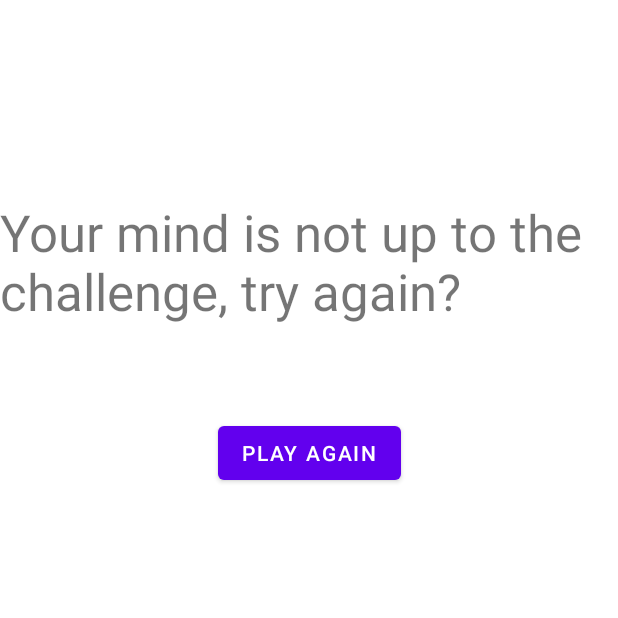
After one commit to namesEd/CMPS3390_22, an Android app: the EndGameActivity screen opened directly, with no data from a screen before it, on a phone screen of 412 x 824 dp, the top half of it. The commit adds this screen. Run offline under Robolectric (Android 15) with nearby library versions, the phone set to English and light mode, and no system bars.

Commit message:
Android Core Game Play Done

```diff
--- a/MindMaster/app/src/main/AndroidManifest.xml
+++ b/MindMaster/app/src/main/AndroidManifest.xml
@@ -9,6 +9,9 @@
         android:roundIcon="@mipmap/ic_launcher_round"
         android:supportsRtl="true"
         android:theme="@style/Theme.MindMaster">
+        <activity
+            android:name=".EndGameActivity"
+            android:exported="false" />
         <activity
             android:name=".GameActivity"
             android:exported="false" />
--- /dev/null
+++ b/MindMaster/app/src/main/java/a10/ekyles/mindmaster/EndGameActivity.java
@@ -0,0 +1,29 @@
+package a10.ekyles.mindmaster;
+
+import androidx.appcompat.app.AppCompatActivity;
+
+import android.content.Intent;
+import android.os.Bundle;
+import android.view.View;
+import android.widget.Button;
+import android.widget.TextView;
+
+public class EndGameActivity extends AppCompatActivity {
+
+    @Override
+    protected void onCreate(Bundle savedInstanceState) {
+        super.onCreate(savedInstanceState);
+        setContentView(R.layout.activity_end_game);
+        Intent intent = getIntent();
+        boolean win = intent.getBooleanExtra("win", false);
+        TextView textView = findViewById(R.id.txtMessage);
+        textView.setText(win? "You are a Mind Master!" : "Your mind is not up to the challenge, try again?");
+        Button btn = findViewById(R.id.btnPlayAgain);
+        btn.setOnClickListener(new View.OnClickListener() {
+            @Override
+            public void onClick(View view) {
+                finish();
+            }
+        });
+    }
+}
--- a/MindMaster/app/src/main/java/a10/ekyles/mindmaster/GameView.java
+++ b/MindMaster/app/src/main/java/a10/ekyles/mindmaster/GameView.java
@@ -17,7 +17,7 @@ public class GameView extends SurfaceView implements Runnable{
 
     public GameView(Context context, Point screenSize) {
         super(context);
-        board = new Board(screenSize, getResources());
+        board = new Board(screenSize, getResources(), (GameActivity)context);
     }
 
     @Override
--- a/MindMaster/app/src/main/java/a10/ekyles/mindmaster/Peg.java
+++ b/MindMaster/app/src/main/java/a10/ekyles/mindmaster/Peg.java
@@ -24,7 +24,7 @@ public class Peg {
         paints.get(0).setARGB(255, 50, 50, 50);     //0 Dark Grey
         paints.get(1).setARGB(255, 255, 0, 0);      //1 Red
         paints.get(2).setARGB(255, 0, 0, 255);      //2 Blue
-        paints.get(3).setARGB(255, 0, 255, 0);      //3 Green
+        paints.get(3).setARGB(255, 0, 102, 0);      //3 Green
         paints.get(4).setARGB(255, 255, 255, 0);    //4 Yellow
         paints.get(5).setARGB(255, 255, 165, 0);    //5 Orange
         this.radius = radius;
--- /dev/null
+++ b/MindMaster/app/src/main/res/layout/activity_end_game.xml
@@ -0,0 +1,31 @@
+<?xml version="1.0" encoding="utf-8"?>
+<androidx.constraintlayout.widget.ConstraintLayout xmlns:android="http://schemas.android.com/apk/res/android"
+    xmlns:app="http://schemas.android.com/apk/res-auto"
+    xmlns:tools="http://schemas.android.com/tools"
+    android:layout_width="match_parent"
+    android:layout_height="match_parent"
+    tools:context=".EndGameActivity">
+
+    <TextView
+        android:id="@+id/txtMessage"
+        android:layout_width="wrap_content"
+        android:layout_height="wrap_content"
+        android:layout_marginTop="132dp"
+        android:text="GameOver"
+        android:textSize="34sp"
+        app:layout_constraintEnd_toEndOf="parent"
+        app:layout_constraintHorizontal_bias="0.498"
+        app:layout_constraintStart_toStartOf="parent"
+        app:layout_constraintTop_toTopOf="parent" />
+
+    <Button
+        android:id="@+id/btnPlayAgain"
+        android:layout_width="wrap_content"
+        android:layout_height="wrap_content"
+        android:text="Play Again"
+        app:layout_constraintBottom_toBottomOf="parent"
+        app:layout_constraintEnd_toEndOf="parent"
+        app:layout_constraintStart_toStartOf="parent"
+        app:layout_constraintTop_toBottomOf="@+id/txtMessage"
+        app:layout_constraintVertical_bias="0.110000014" />
+</androidx.constraintlayout.widget.ConstraintLayout>
```
Also changed, not shown: MindMaster/app/src/main/java/a10/ekyles/mindmaster/Board.java (+72 -5 lines), MindMaster/app/src/main/java/a10/ekyles/mindmaster/SolutionCover.java (added, +34 -0 lines).
